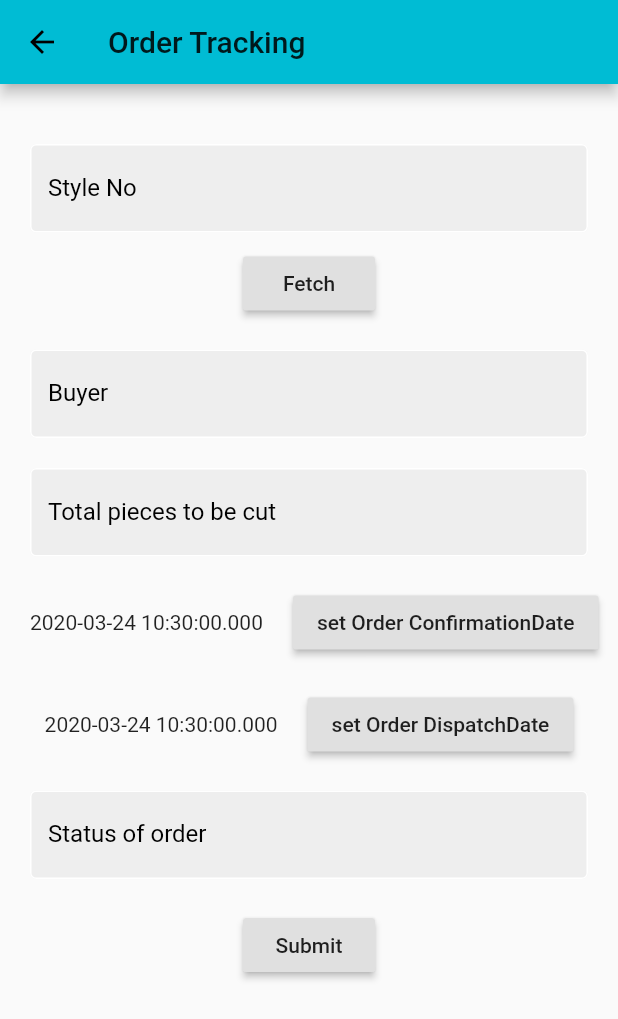
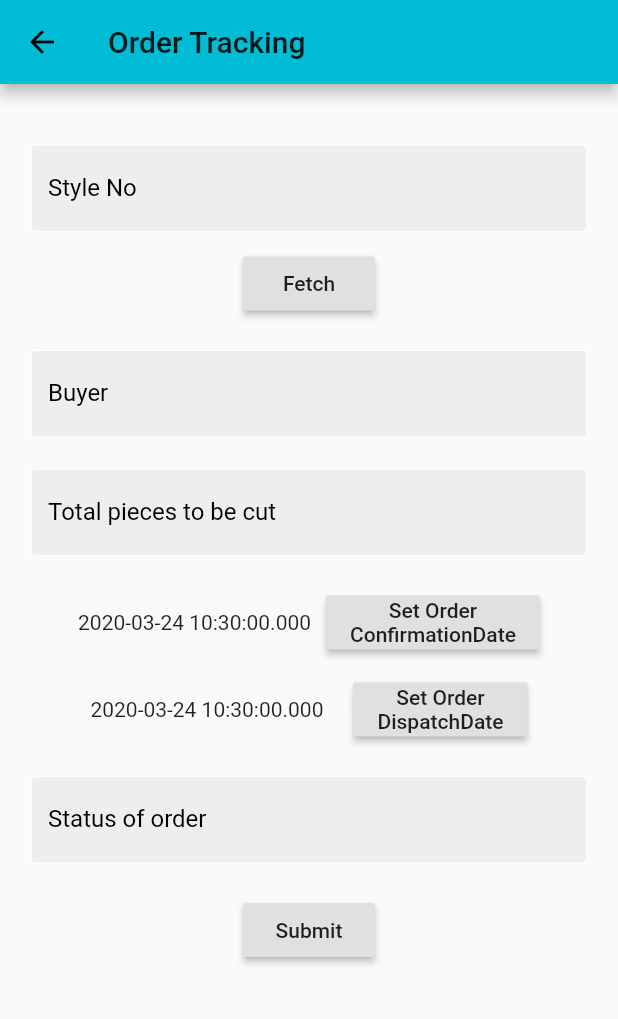
Before and after one commit to sambitraze/AARVI_TEXTILES, a Flutter app: the OrderTrack screen opened by its route, after a tap on "Fetch", on a phone screen of 412 x 824 dp. Shown: the top 1019 px of the screen. Run offline on Flutter 3.47's test engine with Material 2 defaults, Android fonts, the phone set to English and light mode, and no system bars; our stand-ins replace cloud_firestore, datetime_picker_formfield, file_picker, firebase_auth, firebase_storage, flutter_datetime_picker and 1 more; missing offline and left inert: custom_splash; accounts and stored records are empty.

Commit message:
final bug added in todo before first release please fix it

```diff
--- a/lib/Screens/MerchandisingMang/BuyersMang.dart
+++ b/lib/Screens/MerchandisingMang/BuyersMang.dart
@@ -1,4 +1,5 @@
 import 'package:flutter/material.dart';
+//TODO: delte this page because it already does same as po mang
 
 class BuyersMang extends StatefulWidget {
   @override
--- a/lib/Screens/MerchandisingMang/OrderTrack.dart
+++ b/lib/Screens/MerchandisingMang/OrderTrack.dart
@@ -103,7 +103,7 @@ class _OrderTrackState extends State<OrderTrack> {
                     children: <Widget>[
                       Text('$orderedDate'),
                       SizedBox(
-                        width: 20,
+                        width: 10,
                       ),
                       RaisedButton(
                           onPressed: () {
@@ -121,12 +121,13 @@ class _OrderTrackState extends State<OrderTrack> {
                             }, currentTime: DateTime.now());
                           },
                           child: Text(
-                            'set Order ConfirmationDate',
+                            'Set Order\nConfirmationDate',
+                            textAlign: TextAlign.center,
                           ))
                     ],
                   ),
                   SizedBox(
-                    height: 20,
+                    height: 10,
                   ),
                   Row(mainAxisAlignment: MainAxisAlignment.center,
                     children: <Widget>[
@@ -149,7 +150,8 @@ class _OrderTrackState extends State<OrderTrack> {
                         }, currentTime: DateTime.now());
                       },
                       child: Text(
-                        'set Order DispatchDate',
+                        'Set Order\nDispatchDate',
+                        textAlign: TextAlign.center,
                       )),
 
                     ],
--- a/lib/Screens/MerchandisingMang/SampleTracking/SampleTrackQuality.dart
+++ b/lib/Screens/MerchandisingMang/SampleTracking/SampleTrackQuality.dart
@@ -61,6 +61,7 @@ class _SampleTrackQualityState extends State<SampleTrackQuality> {
                   },
                   decoration: TextFieldDec.inputDec("Style No"),
                 ),
+                SizedBox(height: 10),
                 TextFormField(
                   enabled: false,
                   controller: buyer,
--- a/lib/Screens/MerchandisingMang/StockMang.dart
+++ b/lib/Screens/MerchandisingMang/StockMang.dart
@@ -42,7 +42,8 @@ class _StockMangState extends State<StockMang> {
                         showDialog(
                             context: context,
                             builder: (BuildContext context) {
-                              return AlertDialog(
+                              return SingleChildScrollView(
+                                child: AlertDialog(
                                   title: new Text('STOCK'),
                                   content: new Container(
                                     child: Column(
@@ -92,6 +93,7 @@ class _StockMangState extends State<StockMang> {
                                         },
                                         child: new Text('close'))
                                   ],
+                                ),
                               );
                             });
                       },
--- a/lib/Screens/MerchandisingMang/SuppliersMang.dart
+++ b/lib/Screens/MerchandisingMang/SuppliersMang.dart
@@ -16,6 +16,7 @@ class _SuppliersMangState extends State<SuppliersMang> {
             crossAxisAlignment: CrossAxisAlignment.center,
             mainAxisAlignment: MainAxisAlignment.spaceEvenly,
             children: <Widget> [
+              //TODO: add adrees to each add supplier page.
               RaisedButton(onPressed: () {Navigator.pushNamed(context, '/FabricSup');}, child: Text('Fabric Suppliers')),
               RaisedButton(onPressed: () {Navigator.pushNamed(context, '/TrimSup');}, child: Text('Trim Suppliers')),
               RaisedButton(onPressed: () {Navigator.pushNamed(context, '/LabelTagSup');}, child: Text('Lable/Tag Suppliers')),
--- a/lib/Screens/ProductionMang/FinishingPage.dart
+++ b/lib/Screens/ProductionMang/FinishingPage.dart
@@ -68,6 +68,7 @@ class _FinishingPageState extends State<FinishingPage> {
                       if (value.exists) {
                         var data = value.data;
                         buyer.text = data['buyer'] ?? '';
+                        //TODO: chk funcanility buyer name is not coming and there is no finsihing db for 678
                         qty.text = data['order_quantity'] ?? '';
                         totalrs.text = data['total_sewing'] ?? '';
                         balance.text = data['finishing_balance'] ?? '';
--- a/lib/Screens/ProductionMang/IEManagement/MachineReq.dart
+++ b/lib/Screens/ProductionMang/IEManagement/MachineReq.dart
@@ -43,6 +43,7 @@ class _MachineReqState extends State<MachineReq> {
                       if(value.exists){
                         var data = value.data;
                         buyer.text = data['buyer'];
+                        //TODO: buyer not working device not fetching buyer name
                         orderQty.text = data['order_quantity'];
                         numberOfOperations.text = data['number_of_operations'];
                         machineType1.text = data['machine_type_1'] ?? '';
--- a/lib/Screens/ProductionMang/PackagingPage.dart
+++ b/lib/Screens/ProductionMang/PackagingPage.dart
@@ -88,6 +88,7 @@ class _PackagingPageState extends State<PackagingPage> {
                   },
                   controller: dateController,
                 ),
+                leaveSpace(),
                 TextFormField(
                   decoration: TextFieldDec.inputDec("Buyer"),
                   controller: buyer,
```
Lines whose indentation alone changed are shown as unchanged.
